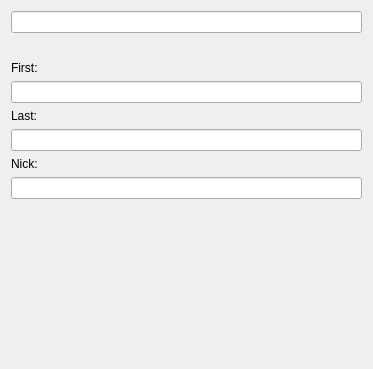
Qt form branches/branch-playground/plugins/_core/searchallbase.ui (BackupTheBerlios/sim-im-svn) before a commit.
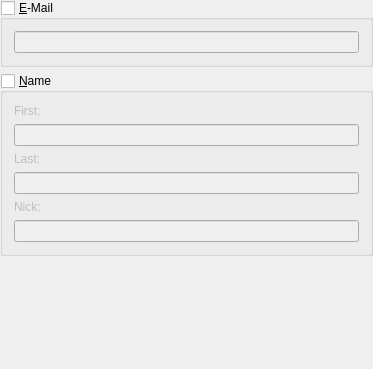
The same form after that commit.

Patch:
```diff
--- a/branches/branch-playground/plugins/_core/searchallbase.ui
+++ b/branches/branch-playground/plugins/_core/searchallbase.ui
@@ -20,7 +20,13 @@
     <number>0</number>
    </property>
    <item>
-    <widget class="QWidget" native="1" name="grpMail" >
+    <widget class="QGroupBox" name="grpMail">
+     <property name="checkable">
+      <bool>true</bool>
+     </property>
+     <property name="checked">
+      <bool>false</bool>
+     </property>
      <property name="title" stdset="0" >
       <string>&amp;E-Mail</string>
      </property>
@@ -38,7 +44,13 @@
     </widget>
    </item>
    <item>
-    <widget class="QWidget" native="1" name="grpName" >
+    <widget class="QGroupBox" name="grpName">
+     <property name="checkable">
+      <bool>true</bool>
+     </property>
+     <property name="checked">
+      <bool>false</bool>
+     </property>
      <property name="title" stdset="0" >
       <string>&amp;Name</string>
      </property>
```
Left out of the diff: 1 changed line with no effect on the pictures.
